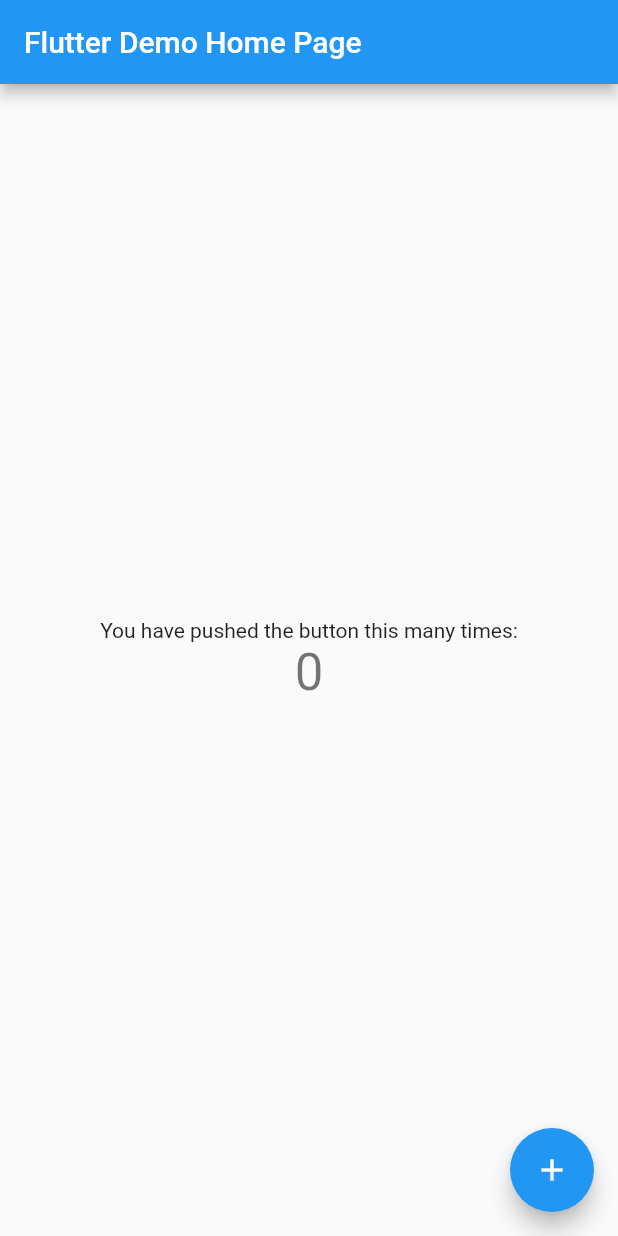
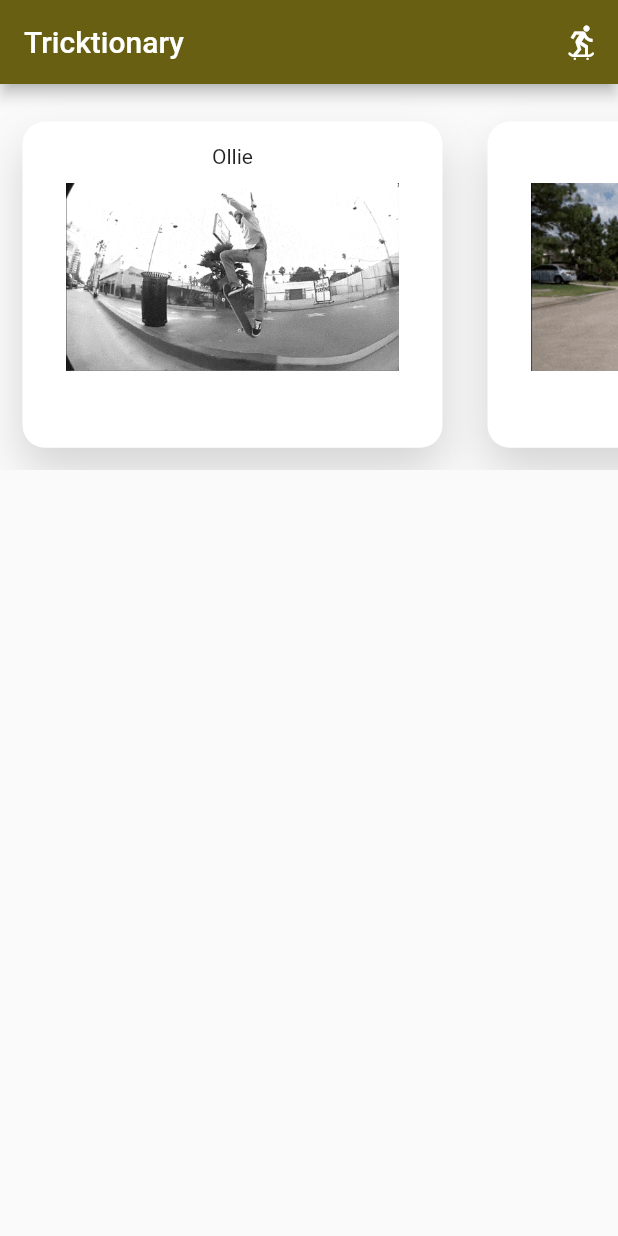
Before and after one commit to drewkubacki/tricktionary, a Flutter app: the screen it shows after launch, on a phone screen of 412 x 824 dp. Run offline on Flutter 3.47's test engine with Material 2 defaults, Android fonts, the phone set to English and light mode, and no system bars; our stand-ins replace firebase_core, flutter_riverpod; accounts and stored records are empty.

Commit message:
Setup firebase connection and created trick scroller on home page

```diff
--- /dev/null
+++ b/lib/app/pages/home_page.dart
@@ -0,0 +1,33 @@
+import 'package:firebase_core/firebase_core.dart';
+import 'package:flutter/material.dart';
+import 'package:flutter_riverpod/flutter_riverpod.dart';
+
+import '../../widgets/trick_card.dart';
+import '../../widgets/trick_scroller.dart';
+
+class HomePage extends ConsumerWidget {
+  const HomePage({super.key});
+
+  @override
+  Widget build(BuildContext context, WidgetRef ref) {
+    return Scaffold(
+      appBar: AppBar(
+        title: Text("Tricktionary"),
+        centerTitle: false,
+        actions: [
+          IconButton(
+            icon: Icon(Icons.skateboarding),
+            onPressed: () {},
+          ),
+        ],
+      ),
+      body: SafeArea(
+        child: Column(
+          children: [
+            TrickScroller(),
+          ],
+        ),
+      ),
+    );
+  }
+}
--- /dev/null
+++ b/lib/examples/tricks.dart
@@ -0,0 +1,19 @@
+import '../models/trick.dart';
+
+List<Trick> tricks = [
+  Trick(
+      name: "Ollie",
+      description:
+          "a maneuver in skateboarding in which the skater kicks the tail of the board down while jumping in order to make the board pop into the air",
+      image: "assets/img/ollie.gif"),
+  Trick(
+      name: "Pop-Shuvit",
+      description:
+          "an ollie to pop the board into the air, spinning it 180 degrees towards the backside, before landing on it once again",
+      image: "assets/img/shuvit.gif"),
+  Trick(
+      name: "Treflip",
+      description:
+          "skateboarding trick that combines a 360 pop shove-it with a kickflip",
+      image: "assets/img/treflip.gif"),
+];
--- a/lib/main.dart
+++ b/lib/main.dart
@@ -1,115 +1,30 @@
+import 'package:firebase_core/firebase_core.dart';
 import 'package:flutter/material.dart';
+import 'package:flutter_riverpod/flutter_riverpod.dart';
+import 'app/pages/home_page.dart';
+import 'firebase_options.dart';
 
-void main() {
-  runApp(const MyApp());
+void main() async {
+  WidgetsFlutterBinding.ensureInitialized();
+  await Firebase.initializeApp(
+    options: DefaultFirebaseOptions.currentPlatform,
+  );
+  runApp(MyApp());
 }
 
-class MyApp extends StatelessWidget {
-  const MyApp({super.key});
+class MyApp extends ConsumerWidget {
+  const MyApp({Key? key}) : super(key: key);
 
   // This widget is the root of your application.
   @override
-  Widget build(BuildContext context) {
+  Widget build(BuildContext context, WidgetRef ref) {
     return MaterialApp(
-      title: 'Flutter Demo',
+      debugShowCheckedModeBanner: false,
+      title: 'Tricktionary',
       theme: ThemeData(
-        // This is the theme of your application.
-        //
-        // Try running your application with "flutter run". You'll see the
-        // application has a blue toolbar. Then, without quitting the app, try
-        // changing the primarySwatch below to Colors.green and then invoke
-        // "hot reload" (press "r" in the console where you ran "flutter run",
-        // or simply save your changes to "hot reload" in a Flutter IDE).
-        // Notice that the counter didn't reset back to zero; the application
-        // is not restarted.
-        primarySwatch: Colors.blue,
+        colorScheme: ColorScheme.fromSeed(seedColor: Colors.yellow),
       ),
-      home: const MyHomePage(title: 'Flutter Demo Home Page'),
+      home: HomePage(),
     );
   }
 }
-
-class MyHomePage extends StatefulWidget {
-  const MyHomePage({super.key, required this.title});
-
-  // This widget is the home page of your application. It is stateful, meaning
-  // that it has a State object (defined below) that contains fields that affect
-  // how it looks.
-
-  // This class is the configuration for the state. It holds the values (in this
-  // case the title) provided by the parent (in this case the App widget) and
-  // used by the build method of the State. Fields in a Widget subclass are
-  // always marked "final".
-
-  final String title;
-
-  @override
-  State<MyHomePage> createState() => _MyHomePageState();
-}
-
-class _MyHomePageState extends State<MyHomePage> {
-  int _counter = 0;
-
-  void _incrementCounter() {
-    setState(() {
-      // This call to setState tells the Flutter framework that something has
-      // changed in this State, which causes it to rerun the build method below
-      // so that the display can reflect the updated values. If we changed
-      // _counter without calling setState(), then the build method would not be
-      // called again, and so nothing would appear to happen.
-      _counter++;
-    });
-  }
-
-  @override
-  Widget build(BuildContext context) {
-    // This method is rerun every time setState is called, for instance as done
-    // by the _incrementCounter method above.
-    //
-    // The Flutter framework has been optimized to make rerunning build methods
-    // fast, so that you can just rebuild anything that needs updating rather
-    // than having to individually change instances of widgets.
-    return Scaffold(
-      appBar: AppBar(
-        // Here we take the value from the MyHomePage object that was created by
-        // the App.build method, and use it to set our appbar title.
-        title: Text(widget.title),
-      ),
-      body: Center(
-        // Center is a layout widget. It takes a single child and positions it
-        // in the middle of the parent.
-        child: Column(
-          // Column is also a layout widget. It takes a list of children and
-          // arranges them vertically. By default, it sizes itself to fit its
-          // children horizontally, and tries to be as tall as its parent.
-          //
-          // Invoke "debug painting" (press "p" in the console, choose the
-          // "Toggle Debug Paint" action from the Flutter Inspector in Android
-          // Studio, or the "Toggle Debug Paint" command in Visual Studio Code)
-          // to see the wireframe for each widget.
-          //
-          // Column has various properties to control how it sizes itself and
-          // how it positions its children. Here we use mainAxisAlignment to
-          // center the children vertically; the main axis here is the vertical
-          // axis because Columns are vertical (the cross axis would be
-          // horizontal).
-          mainAxisAlignment: MainAxisAlignment.center,
-          children: <Widget>[
-            const Text(
-              'You have pushed the button this many times:',
-            ),
-            Text(
-              '$_counter',
-              style: Theme.of(context).textTheme.headline4,
-            ),
-          ],
-        ),
-      ),
-      floatingActionButton: FloatingActionButton(
-        onPressed: _incrementCounter,
-        tooltip: 'Increment',
-        child: const Icon(Icons.add),
-      ), // This trailing comma makes auto-formatting nicer for build methods.
-    );
-  }
-}
--- /dev/null
+++ b/lib/models/trick.dart
@@ -0,0 +1,11 @@
+class Trick {
+  String name;
+  String description;
+  String image;
+
+  Trick({
+    required this.name,
+    required this.description,
+    required this.image,
+  });
+}
--- /dev/null
+++ b/lib/widgets/trick_card.dart
@@ -0,0 +1,39 @@
+import 'package:flutter/material.dart';
+import 'package:flutter_riverpod/flutter_riverpod.dart';
+import '../models/trick.dart';
+
+class TrickCard extends ConsumerWidget {
+  final Trick trick;
+  const TrickCard({required this.trick, super.key});
+
+  @override
+  Widget build(BuildContext context, WidgetRef ref) {
+    return Container(
+      margin: const EdgeInsets.all(15.0),
+      padding: const EdgeInsets.only(
+          top: 15.0, bottom: 30.0, left: 15.0, right: 15.0),
+      decoration: BoxDecoration(
+        color: Colors.white,
+        boxShadow: [
+          BoxShadow(
+            color: Colors.black.withOpacity(.15),
+            offset: const Offset(0, 15),
+            blurRadius: 25,
+          ),
+        ],
+        borderRadius: BorderRadius.circular(15.0),
+      ),
+      child: Column(
+        children: [
+          Text(trick.name),
+          SizedBox(height: 10),
+          Image.asset(
+            trick.image,
+            height: 125,
+            width: 250,
+          ),
+        ],
+      ),
+    );
+  }
+}
--- /dev/null
+++ b/lib/widgets/trick_scroller.dart
@@ -0,0 +1,26 @@
+import 'package:flutter/material.dart';
+import 'package:flutter_riverpod/flutter_riverpod.dart';
+import 'package:tricktionary/examples/tricks.dart';
+import 'package:tricktionary/widgets/trick_card.dart';
+
+class TrickScroller extends ConsumerWidget {
+  const TrickScroller({super.key});
+
+  @override
+  Widget build(BuildContext context, WidgetRef ref) {
+    final height = MediaQuery.of(context).size.height;
+    return Container(
+      padding: const EdgeInsets.only(top: 10),
+      height: height / 3.2,
+      child: ListView.builder(
+        scrollDirection: Axis.horizontal,
+        itemCount: tricks.length,
+        itemBuilder: (context, index) {
+          return TrickCard(
+            trick: tricks[index],
+          );
+        },
+      ),
+    );
+  }
+}
```
Also changed, not shown: pubspec.yaml (+13 -7 lines), assets/img/kickflip.gif (added), assets/img/ollie.gif (added), assets/img/shuvit.gif (added), assets/img/treflip.gif (added), lib/firebase_options.dart (added), pubspec.lock, 11 other files.
